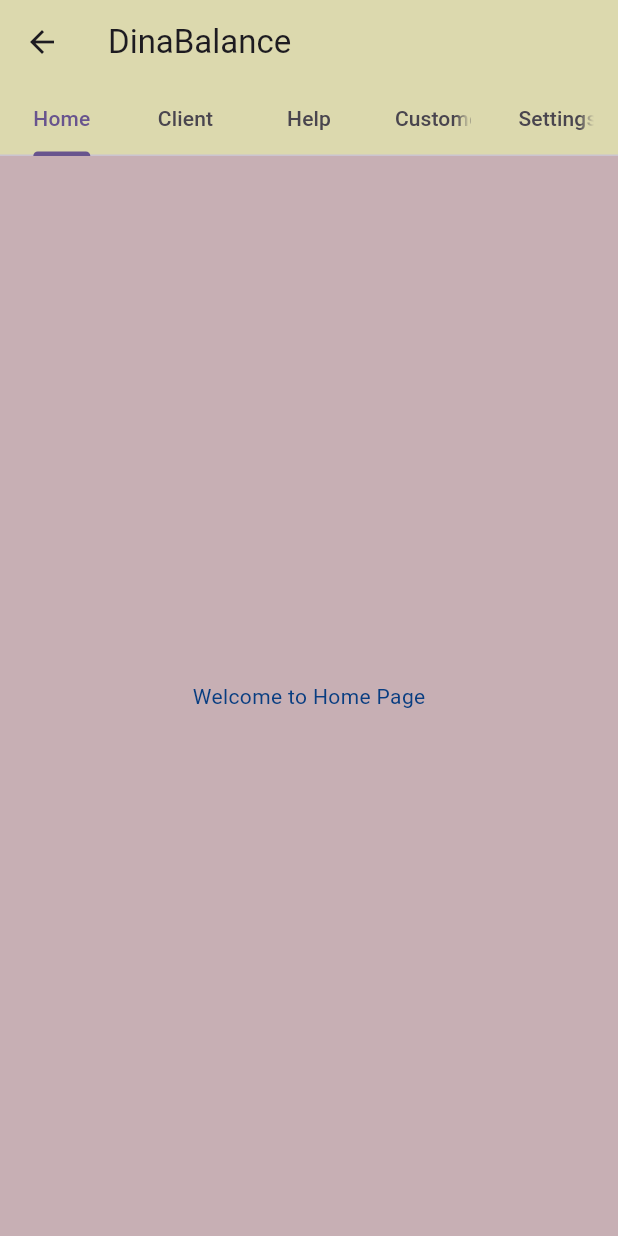
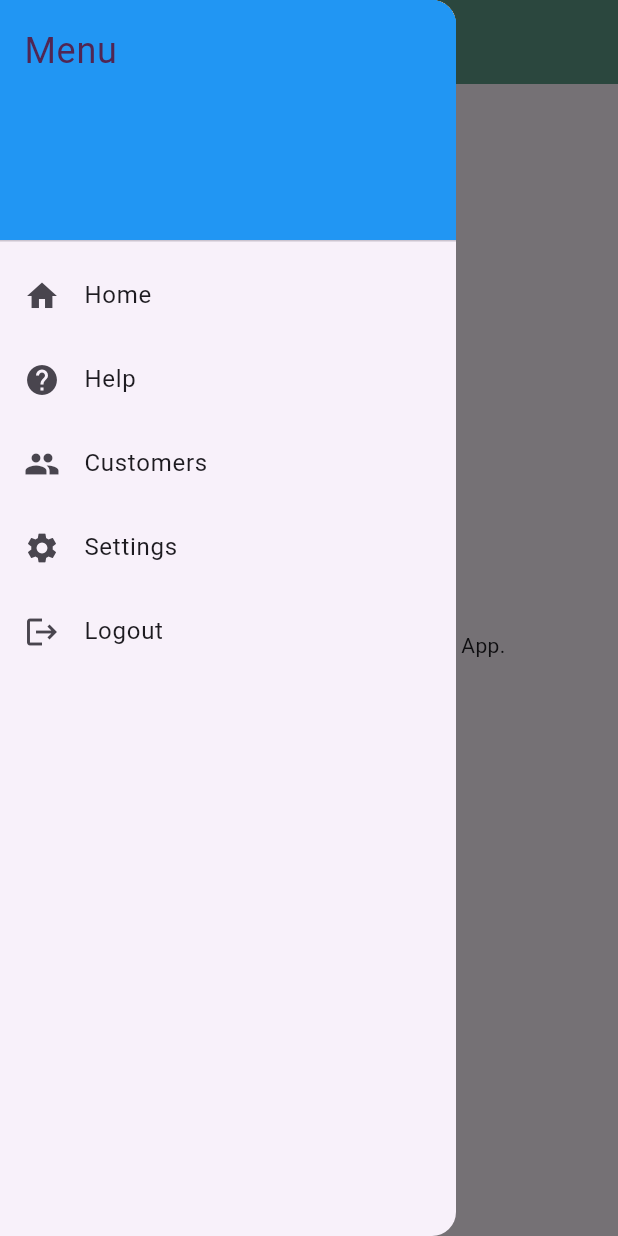
Before and after one commit to migabodisgner/Restrourent-Management, a Flutter app: the MyHomePage screen opened by its route, with the side drawer open (before the commit the screen has no drawer), on a phone screen of 412 x 824 dp. Run offline on Flutter 3.47's test engine with Material 3 defaults, Android fonts, the phone set to English and light mode, and no system bars; our stand-ins replace shared_preferences, sqflite; accounts and stored records are empty.

```diff
--- a/lib/home_page.dart
+++ b/lib/home_page.dart
@@ -40,116 +40,154 @@ class _MyHomePageState extends State<MyHomePage> {
 
   @override
   Widget build(BuildContext context) {
-    return DefaultTabController(
-      length: 5,
-      child: Scaffold(
-        appBar: AppBar(
-          backgroundColor: const Color.fromARGB(199, 211, 208, 151),
-          title: const Text("DinaBalance"),
-          bottom: const TabBar(
-            tabs: [
-              Tab(text: 'Home'),
-              Tab(text: 'Client'),
-              Tab(text: 'Help'),
-              Tab(text: 'Customers'),
-              Tab(text: 'Settings'),
-            ],
-          ),
-        ),
-        body: TabBarView(
+    return Scaffold(
+      appBar: AppBar(
+        backgroundColor: const Color.fromARGB(197, 46, 128, 100),
+        title: const Text("DinaBalance"),
+      ),
+      drawer: Drawer(
+        child: ListView(
+          padding: EdgeInsets.zero,
           children: [
-            // Home Page
-            Container(
-              color: const Color.fromARGB(255, 199, 175, 180), // Adjusted opacity
-              child: const Center(
-                child: Text(
-                  "Welcome to Home Page",
-                  style: TextStyle(color: Color.fromARGB(255, 8, 61, 129)),
-                ),
+            const DrawerHeader(
+              decoration: BoxDecoration(color: Colors.blue),
+              child: Text(
+                'Menu',
+                style: TextStyle(color: Color.fromARGB(255, 80, 38, 83), fontSize: 24),
               ),
             ),
+            ListTile(
+              leading: const Icon(Icons.home),
+              title: const Text('Home'),
+              onTap: () {
+                Navigator.pop(context);
+                _navigateToPage(const HomeScreen());
+              },
+            ),
+            ListTile(
+              leading: const Icon(Icons.help),
+              title: const Text('Help'),
+              onTap: () {
+                Navigator.pop(context);
+                _navigateToPage(const HelpScreen());
+              },
+            ),
+            ListTile(
+              leading: const Icon(Icons.people),
+              title: const Text('Customers'),
+              onTap: () {
+                Navigator.pop(context);
+                _navigateToPage(CustomersScreen(users: _users));
+              },
+            ),
+            ListTile(
+              leading: const Icon(Icons.settings),
+              title: const Text('Settings'),
+              onTap: () {
+                Navigator.pop(context);
+                _navigateToPage(const SettingsScreen());
+              },
+            ),
+            ListTile(
+              leading: const Icon(Icons.logout),
+              title: const Text('Logout'),
+              onTap: _logout,
+            ),
+          ],
+        ),
+      ),
+      body: ClientScreen(user: user),
+    );
+  }
 
-            // About Us Page (Includes Logout Button)
-            Container(
-              color: const Color.fromARGB(255, 199, 175, 180),
-              padding: const EdgeInsets.all(16.0),
-              child: Column(
-                mainAxisAlignment: MainAxisAlignment.center,
-                children: [
-                  const Text(
-                    "Welcome to DinaBalance Reception App.",
-                    textAlign: TextAlign.center,
-                    style: TextStyle(fontSize: 16.0),
-                  ),
-                  if (user != null) ...[
-                    const Text(
-                      "Registered User:",
-                      style: TextStyle(fontSize: 18, fontWeight: FontWeight.bold),
-                    ),
-                    Text(
-                      "Name: ${user!['fullname']}",
-                      style: const TextStyle(fontSize: 16),
-                    ),
-                    Text(
-                      "Phone: ${user!['phone']}",
-                      style: const TextStyle(fontSize: 16),
-                    ),
-                    const SizedBox(height: 20),
-                    ElevatedButton(
-                      onPressed: _logout,
-                      child: const Text("Logout"),
-                    ),
-                  ] else ...[
-                    const Text(
-                      "No user information available.",
-                      style: TextStyle(fontSize: 16),
-                    ),
-                  ],
-                ],
-              ),
+  void _navigateToPage(Widget page) {
+    Navigator.push(
+      context,
+      MaterialPageRoute(builder: (context) => page),
+    );
+  }
+}
+
+class HomeScreen extends StatelessWidget {
+  const HomeScreen({super.key});
+  @override
+  Widget build(BuildContext context) {
+    return Scaffold(
+      backgroundColor: Color.fromARGB(179, 243, 244, 244),
+      appBar: AppBar(title: const Text("DinaBalance",style: TextStyle(color: Color.fromARGB(145, 112, 4, 201)),)),
+      body: const Center(child: Text("Welcome to Home Page")),
+    );
+  }
+}
+
+class HelpScreen extends StatelessWidget {
+  const HelpScreen({super.key});
+  @override
+  Widget build(BuildContext context) {
+    return Scaffold(
+      backgroundColor: Color.fromARGB(179, 243, 244, 244),
+      appBar: AppBar(title: const Text("DinaBalance",style: TextStyle(color: Color.fromARGB(145, 112, 4, 201)),)),
+      body: const Center(child: Text("Help Section")),
+    );
+  }
+}
+
+class CustomersScreen extends StatelessWidget {
+  final List<Map<String, dynamic>> users;
+  const CustomersScreen({super.key, required this.users});
+
+  @override
+  Widget build(BuildContext context) {
+    return Scaffold(
+      backgroundColor: Color.fromARGB(179, 243, 244, 244),
+      appBar: AppBar(title: const Text("DinaBalance",style: TextStyle(color: Color.fromARGB(145, 112, 4, 201)),)),
+      body: users.isEmpty
+          ? const Center(child: Text("No users registered."))
+          : ListView.builder(
+              itemCount: users.length,
+              itemBuilder: (context, index) {
+                return ListTile(
+                  leading: const Icon(Icons.person, color: Colors.blue),
+                  title: Text(users[index]["fullname"]),
+                  subtitle: Text("Phone: ${users[index]["phone"]}"),
+                );
+              },
             ),
+    );
+  }
+}
 
-            // Help Section
-            Container(
-              color: const Color.fromARGB(255, 199, 175, 180), // Fixed invalid RGB values
-              child: const Center(
-                child: Text("Help Section"),
-              ),
-            ),
+class SettingsScreen extends StatelessWidget {
+  const SettingsScreen({super.key});
+  @override
+  Widget build(BuildContext context) {
+    return Scaffold(
+      backgroundColor: Color.fromARGB(179, 243, 244, 244),
+      appBar: AppBar(title: const Text("DinaBalance",style: TextStyle(color: Color.fromARGB(145, 112, 4, 201)),)),
+      body: const Center(child: Text("Settings Page")),
+    );
+  }
+}
 
-            // Data Page (Registered Users)
-            Container(
-              color: const Color.fromARGB(255, 199, 175, 180),
-              padding: const EdgeInsets.all(16.0),
-              child: _users.isEmpty
-                  ? const Center(
-                      child: Text(
-                        "No users registered.",
-                        style: TextStyle(color: Color.fromARGB(255, 97, 85, 99)),
-                      ),
-                    )
-                  : ListView.builder(
-                      itemCount: _users.length,
-                      itemBuilder: (context, index) {
-                        return ListTile(
-                          leading: const Icon(Icons.person, color: Colors.blue),
-                          title: Text(_users[index]["fullname"]),
-                          subtitle: Text("Phone: ${_users[index]["phone"]}"),
-                        );
-                      },
-                    ),
-            ),
+class ClientScreen extends StatelessWidget {
+  final Map<String, dynamic>? user;
+  const ClientScreen({super.key, required this.user});
 
-            // Settings Page
-            Container(
-              color: const Color.fromARGB(255, 199, 175, 180),
-              child: const Center(
-                child: Text(
-                  "Settings Page",
-                  style: TextStyle(color: Color.fromARGB(255, 24, 40, 128)),
-                ),
-              ),
-            ),
+  @override
+  Widget build(BuildContext context) {
+    return Center(
+      child: Padding(
+        padding: const EdgeInsets.all(16.0),
+        child: Column(
+          mainAxisAlignment: MainAxisAlignment.center,
+          children: [
+            const Text("Welcome to DinaBalance Reception App.", textAlign: TextAlign.center),
+            if (user != null) ...[
+              const SizedBox(height: 10),
+              Text("Name: ${user!["fullname"]}"),
+              Text("Phone: ${user!["phone"]}"),
+            ] else
+              const Text("No user information available."),
           ],
         ),
       ),
```
